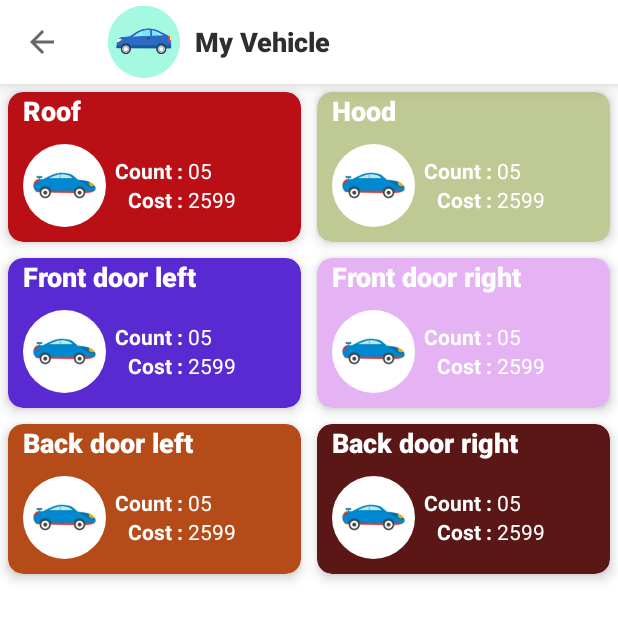
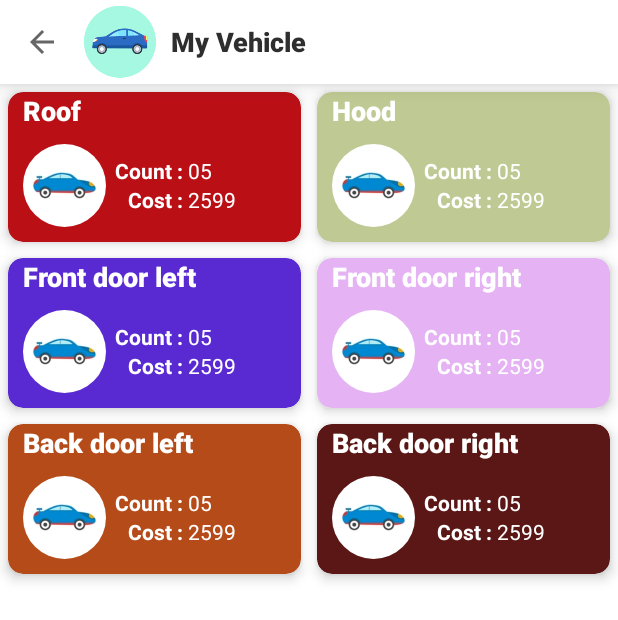
Before and after one commit to Vjcodemaster/MyVehicleBP, an Android app: the screen it shows after launch (MainActivity), after a tap on "Body & Paint", on a phone screen of 412 x 824 dp. Shown: the top 620 px of the screen. Run offline under Robolectric (Android 15) with nearby library versions, the phone set to English and light mode, and no system bars; our stand-ins replace CircleImageView; libraries missing offline, so code that uses them is left out: photo.editor; pictures from the network do not load; Roboto replaces fonts that are not available here.

Commit message:
Changelog: **Ripple effect is now working fine with toolbar

```diff
--- a/app/src/main/java/com/autochip/myvehicle/MainActivity.java
+++ b/app/src/main/java/com/autochip/myvehicle/MainActivity.java
@@ -16,7 +16,6 @@ import androidx.annotation.RequiresApi;
 import androidx.appcompat.app.AppCompatActivity;
 import androidx.appcompat.widget.Toolbar;
 import androidx.core.app.ActivityCompat;
-import androidx.core.view.GravityCompat;
 import androidx.fragment.app.Fragment;
 import androidx.fragment.app.FragmentTransaction;
 
--- a/app/src/main/res/layout/activity_main.xml
+++ b/app/src/main/res/layout/activity_main.xml
@@ -10,14 +10,6 @@
 
     <include android:id="@+id/toolbar_layout"
         layout="@layout/toolbar_custom"/>
-    <!-- <TextView
-     android:layout_width="wrap_content"
-     android:layout_height="wrap_content"
-     android:text="Hello World!"
-     app:layout_constraintBottom_toBottomOf="parent"
-     app:layout_constraintLeft_toLeftOf="parent"
-     app:layout_constraintRight_toRightOf="parent"
-     app:layout_constraintTop_toTopOf="parent" />-->
 
     <FrameLayout
         android:id="@+id/fl_container"
--- a/app/src/main/res/layout/toolbar_custom.xml
+++ b/app/src/main/res/layout/toolbar_custom.xml
@@ -7,19 +7,10 @@
     android:background="@android:color/white"
     app:layout_collapseMode="pin"
     android:elevation="4dp"
-    app:theme="@style/ToolbarColoredBackArrow"
+    app:contentInsetStartWithNavigation="0dp"
+    app:theme="@style/Theme.AppCompat.Light.NoActionBar"
     android:stateListAnimator="@animator/appbar_elevation"
     tools:targetApi="lollipop">
-
-    <!--<com.google.android.material.appbar.CollapsingToolbarLayout
-        android:id="@+id/collapsing_toolbar"
-        android:layout_width="match_parent"
-        android:layout_height="wrap_content"
-        app:layout_scrollFlags="scroll|exitUntilCollapsed"
-        app:contentScrim="@color/colorPrimary"
-        android:fitsSystemWindows="true"
-        app:expandedTitleGravity="center_horizontal"
-        >-->
 
     <LinearLayout
         android:layout_width="match_parent"
@@ -29,8 +20,6 @@
             android:layout_width="wrap_content"
             android:layout_height="wrap_content"
             android:layout_gravity="center"
-            android:clickable="true"
-            android:focusable="true"
             android:background="?attr/selectableItemBackground"
             android:contentDescription="@null"
             android:src="@mipmap/ic_launcher" />
@@ -47,16 +36,4 @@
             android:textStyle="bold" />
     </LinearLayout>
 
-
-    <!--<androidx.appcompat.widget.Toolbar
-        android:id="@+id/toolbar"
-        android:layout_width="match_parent"
-        android:layout_height="?attr/actionBarSize"
-        android:background="@android:color/transparent"
-        app:popupTheme="@style/ThemeOverlay.AppCompat.Light"
-        app:layout_collapseMode="pin"
-        />-->
-
-    <!--    </com.google.android.material.appbar.CollapsingToolbarLayout>-->
-
 </androidx.appcompat.widget.Toolbar>
--- a/app/src/main/res/values/styles.xml
+++ b/app/src/main/res/values/styles.xml
@@ -8,9 +8,9 @@
         <item name="colorAccent">@color/colorAccent</item>
     </style>
 
-    <style name="ToolbarColoredBackArrow" parent="AppTheme">
+    <!--<style name="ToolbarColoredBackArrow" parent="Theme.AppCompat.Light.NoActionBar">
         <item name="android:textColorSecondary">@color/colorPrimaryDark</item>
-    </style>
+    </style>-->
     <style name="EditText">
         <item name="android:singleLine">true</item>
         <item name="colorControlNormal">#FFFFFF</item>
```
